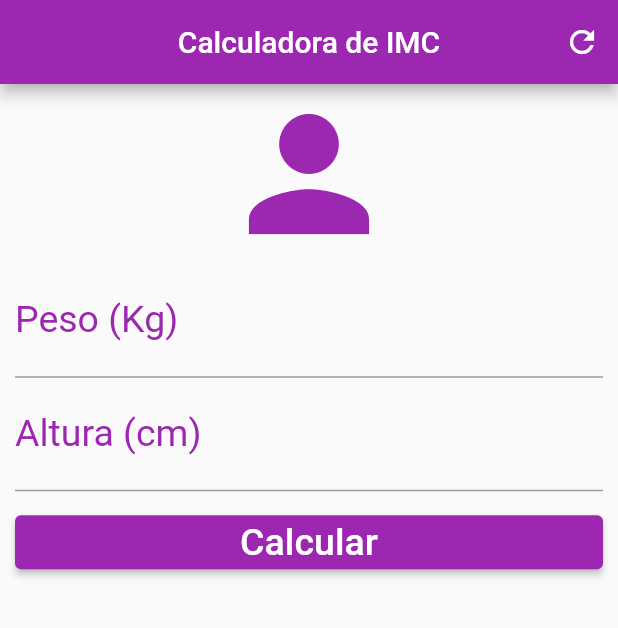
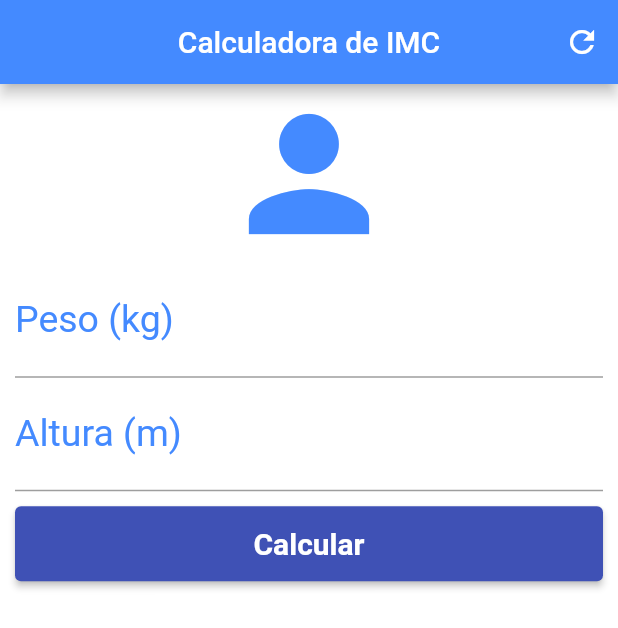
Before and after one commit to antonio-higino/flutter_calculadora_imc, a Flutter app: the screen it shows after launch, after a tap on "Calcular", after a tap on the "refresh" icon, on a phone screen of 412 x 824 dp. Shown: the top 628 px of the screen. Run offline on Flutter 3.47's test engine with Material 2 defaults, Android fonts, the phone set to English and light mode, and no system bars.

Commit message:
Finalização das funcionalidades da v2.0

```diff
--- a/lib/main.dart
+++ b/lib/main.dart
@@ -4,6 +4,6 @@ import 'package:flutter_calculadora_imc/ui/home.dart';
 void main() {
   runApp(MaterialApp(
       title: "Calculadora de IMC",
-      theme: ThemeData(primarySwatch: Colors.purple),
+      theme: ThemeData(primarySwatch: Colors.indigo),
       home: Home()));
 }
--- a/lib/ui/home.dart
+++ b/lib/ui/home.dart
@@ -1,44 +1,21 @@
 import 'package:flutter/material.dart';
+import 'result.dart';
 
 class Home extends StatefulWidget {
   @override
-  HomeState createState() => HomeState();
+  _HomeState createState() => _HomeState();
 }
 
-class HomeState extends State<Home> {
+class _HomeState extends State<Home> {
   TextEditingController pesoController = TextEditingController();
   TextEditingController alturaController = TextEditingController();
-  GlobalKey<FormState> _formKey = GlobalKey<FormState>();
-  String _textInfo = "";
+
+  GlobalKey<FormState> _formKey = new GlobalKey<FormState>();
 
   void _resetCampos() {
+    pesoController = TextEditingController();
+    alturaController = TextEditingController();
     _formKey.currentState!.reset();
-    pesoController.clear();
-    alturaController.clear();
-    setState(() {
-      _textInfo = "";
-    });
-  }
-
-  void _calcular() {
-    setState(() {
-      double peso = double.parse(pesoController.text);
-      double altura = double.parse(alturaController.text) / 100;
-      double imc = peso / (altura * altura);
-
-      if (imc < 18.6)
-        _textInfo = "Abaixo do peso (${imc.toStringAsPrecision(4)})";
-      else if (imc >= 18.6 && imc < 24.9)
-        _textInfo = "Peso ideal (${imc.toStringAsPrecision(4)})";
-      else if (imc >= 24.9 && imc < 29.9)
-        _textInfo = "Levemente acima do peso (${imc.toStringAsPrecision(4)})";
-      else if (imc >= 29.9 && imc < 34.9)
-        _textInfo = "Obesidade Grau I (${imc.toStringAsPrecision(4)})";
-      else if (imc >= 34.9 && imc < 39.9)
-        _textInfo = "Obesidade Grau II (${imc.toStringAsPrecision(4)})";
-      else if (imc >= 40)
-        _textInfo = "Obesidade Grau III (${imc.toStringAsPrecision(4)})";
-    });
   }
 
   @override
@@ -47,10 +24,15 @@ class HomeState extends State<Home> {
       appBar: AppBar(
         title: Text("Calculadora de IMC"),
         centerTitle: true,
+        backgroundColor: Colors.blueAccent,
         actions: <Widget>[
-          IconButton(icon: Icon(Icons.refresh), onPressed: _resetCampos)
-        ],
-      ),
+          IconButton(
+            icon: Icon(Icons.refresh),
+            onPressed: _resetCampos,
+          )
+        ], //<Widget>[]
+      ), // app bar
+      backgroundColor: Colors.white,
       body: SingleChildScrollView(
         padding: EdgeInsets.fromLTRB(10.0, 0.0, 10.0, 0.0),
         child: Form(
@@ -58,14 +40,14 @@ class HomeState extends State<Home> {
           child: Column(
             crossAxisAlignment: CrossAxisAlignment.stretch,
             children: <Widget>[
-              Icon(Icons.person, size: 120, color: Colors.purple),
+              Icon(Icons.person, size: 120, color: Colors.blueAccent),
               TextFormField(
                 keyboardType: TextInputType.number,
                 decoration: InputDecoration(
-                    labelText: "Peso (Kg)",
-                    labelStyle: TextStyle(color: Colors.purple)),
+                    labelText: "Peso (kg)",
+                    labelStyle: TextStyle(color: Colors.blueAccent)),
                 textAlign: TextAlign.center,
-                style: TextStyle(color: Colors.purple, fontSize: 25.0),
+                style: TextStyle(color: Colors.blueAccent, fontSize: 25.0),
                 controller: pesoController,
                 validator: (value) {
                   if (value!.isEmpty)
@@ -77,10 +59,10 @@ class HomeState extends State<Home> {
               TextFormField(
                 keyboardType: TextInputType.number,
                 decoration: InputDecoration(
-                    labelText: "Altura (cm)",
-                    labelStyle: TextStyle(color: Colors.purple)),
+                    labelText: "Altura (m)",
+                    labelStyle: TextStyle(color: Colors.blueAccent)),
                 textAlign: TextAlign.center,
-                style: TextStyle(color: Colors.purple, fontSize: 25.0),
+                style: TextStyle(color: Colors.blueAccent, fontSize: 25.0),
                 controller: alturaController,
                 validator: (value) {
                   if (value!.isEmpty)
@@ -91,27 +73,59 @@ class HomeState extends State<Home> {
               ),
               Padding(
                   padding: EdgeInsets.only(top: 10.0, bottom: 10.0),
-                child: ButtonTheme(
+                  child: Container(
                       height: 50.0,
-                    highlightColor: Colors.red,
                       child: ElevatedButton(
                         onPressed: () {
-                        if (_formKey.currentState!.validate()) _calcular();
+                          if (_formKey.currentState!.validate()) {
+                            _calcular();
+                          }
                         },
-                      child: Text("Calcular",
-                          style:
-                              TextStyle(color: Colors.white, fontSize: 25.0)),
-                    )),
+                        child: Text(
+                          "Calcular",
+                          style: TextStyle(color: Colors.white, fontSize: 20.0),
                         ),
-              Text(
-                _textInfo,
-                textAlign: TextAlign.center,
-                style: TextStyle(color: Colors.purple, fontSize: 25.0),
-              )
-            ],
+                        style: ElevatedButton.styleFrom(
+                            //  primary: Colors.blue,
+                            textStyle: TextStyle(
+                                fontSize: 30, fontWeight: FontWeight.bold)),
+                      ))),
+            ], //<widget>[]
           ),
         ),
       ),
     );
   }
+
+  void _calcular() {
+    String _texto = "";
+    String _imagem = "";
+
+    double peso = double.parse(pesoController.text);
+    double altura = double.parse(alturaController.text);
+    double imc = peso / (altura * altura);
+
+    if (imc < 18.6) {
+      _texto = "Abaixo do peso (${imc.toStringAsPrecision(4)})";
+      _imagem = "imagens/abaixopeso.png";
+    } else if (imc >= 18.6 && imc < 24.9) {
+      _texto = "Peso ideal (${imc.toStringAsPrecision(4)})";
+      _imagem = "imagens/pesonormal.png";
+    } else if (imc >= 24.9 && imc < 29.9) {
+      _texto = "Levemente acima do peso (${imc.toStringAsPrecision(4)})";
+      _imagem = "imagens/sobrepeso.png";
+    } else if (imc >= 29.9 && imc < 34.9) {
+      _texto = "Obesidade Grau I (${imc.toStringAsPrecision(4)})";
+      _imagem = "imagens/sobrepeso.png";
+    } else if (imc >= 34.9 && imc < 39.9) {
+      _texto = "Obesidade Grau II (${imc.toStringAsPrecision(4)})";
+      _imagem = "imagens/sobrepeso.png";
+    } else if (imc >= 40) {
+      _texto = "Obesidade Grau III (${imc.toStringAsPrecision(4)})";
+      _imagem = "imagens/sobrepeso.png";
     }
+
+    Navigator.push(context,
+        MaterialPageRoute(builder: (context) => Result(_imagem, _texto)));
+  }
+}
```
Also changed, not shown: pubspec.yaml (+4 -3 lines). Lines whose indentation alone changed are shown as unchanged.
